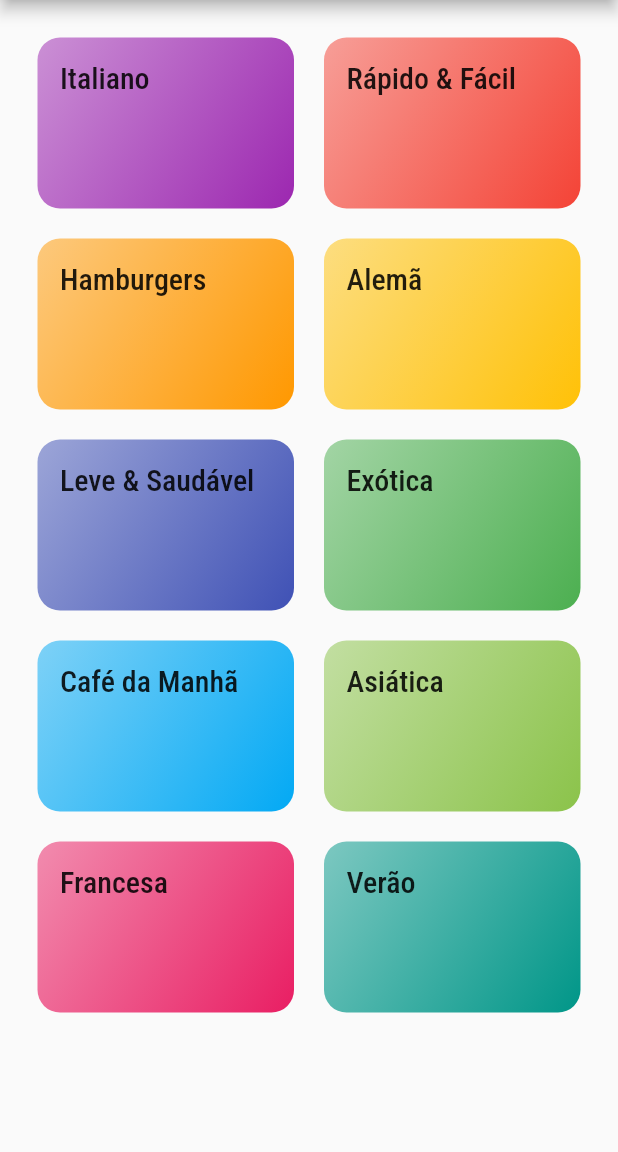
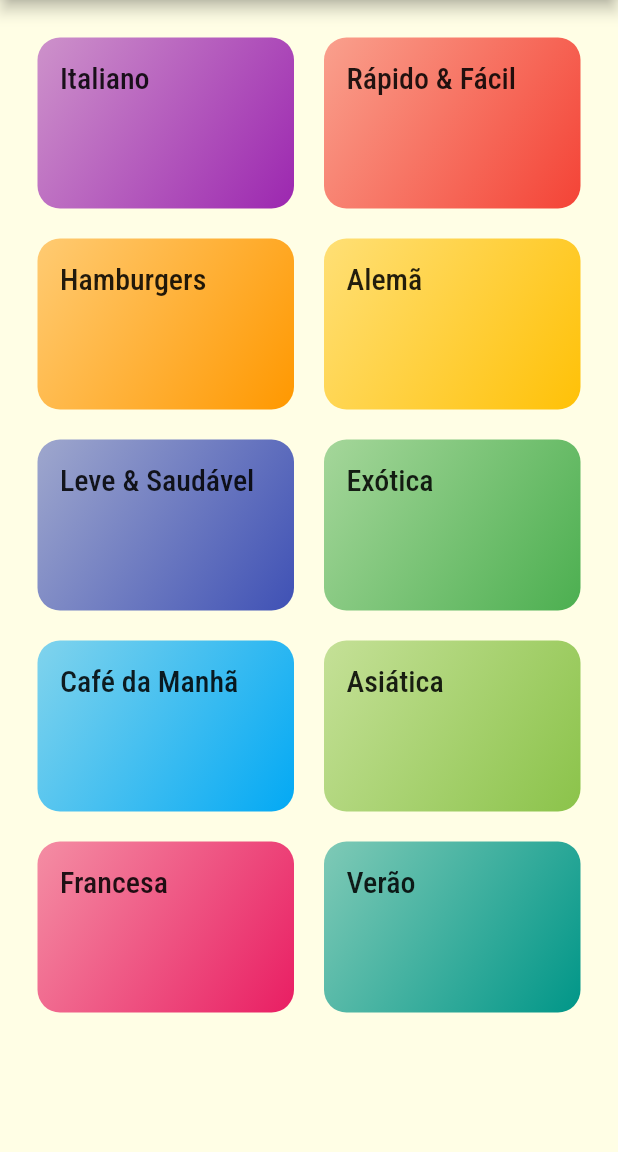
Before and after one commit to DeusdedithJhunior/App-Refeicoes-Receitas-Android-IOS, a Flutter app: the screen it shows after launch, on a phone screen of 412 x 824 dp, the part 84-1236 px from its top. Run offline on Flutter 3.47's test engine with Material 2 defaults, Android fonts, the phone set to English and light mode, and no system bars.

Commit message:
changing background color

```diff
--- a/AppMeals/meals/lib/main.dart
+++ b/AppMeals/meals/lib/main.dart
@@ -17,6 +17,7 @@ class MyApp extends StatelessWidget {
           primarySwatch: Colors.pink,
         ).copyWith(secondary: Colors.amber),
         fontFamily: 'Raleway',
+        canvasColor: const Color.fromRGBO(255, 254, 229, 1),
         textTheme: ThemeData.light().textTheme.copyWith(
                 titleLarge: const TextStyle(
               fontSize: 20,
```
